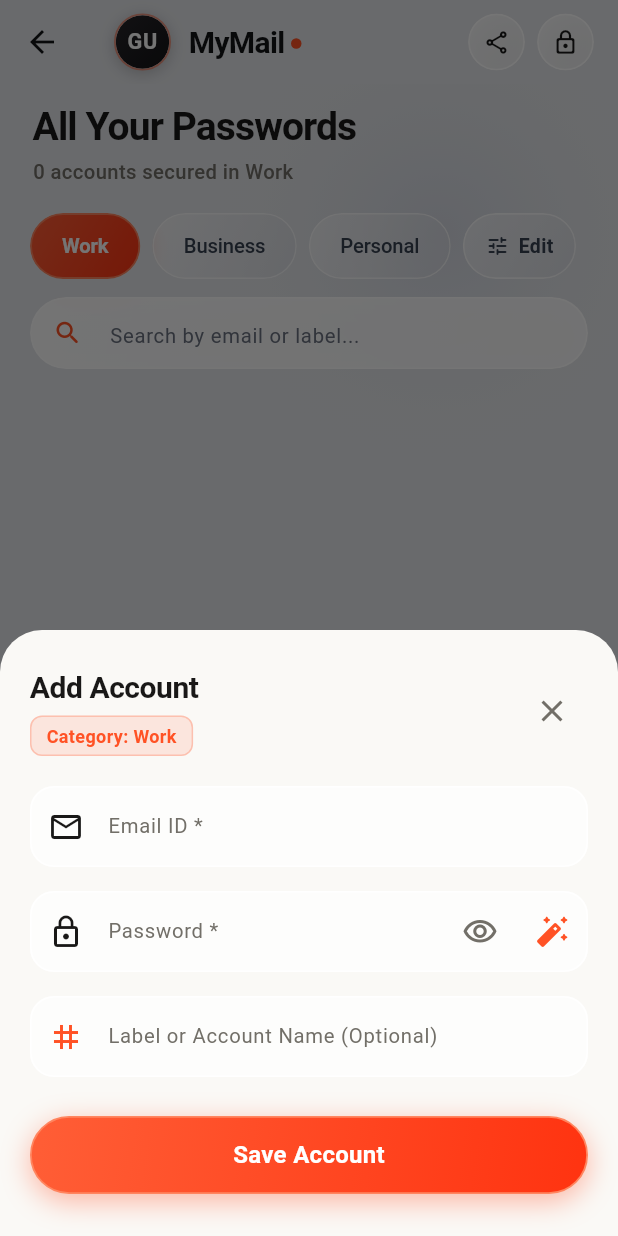
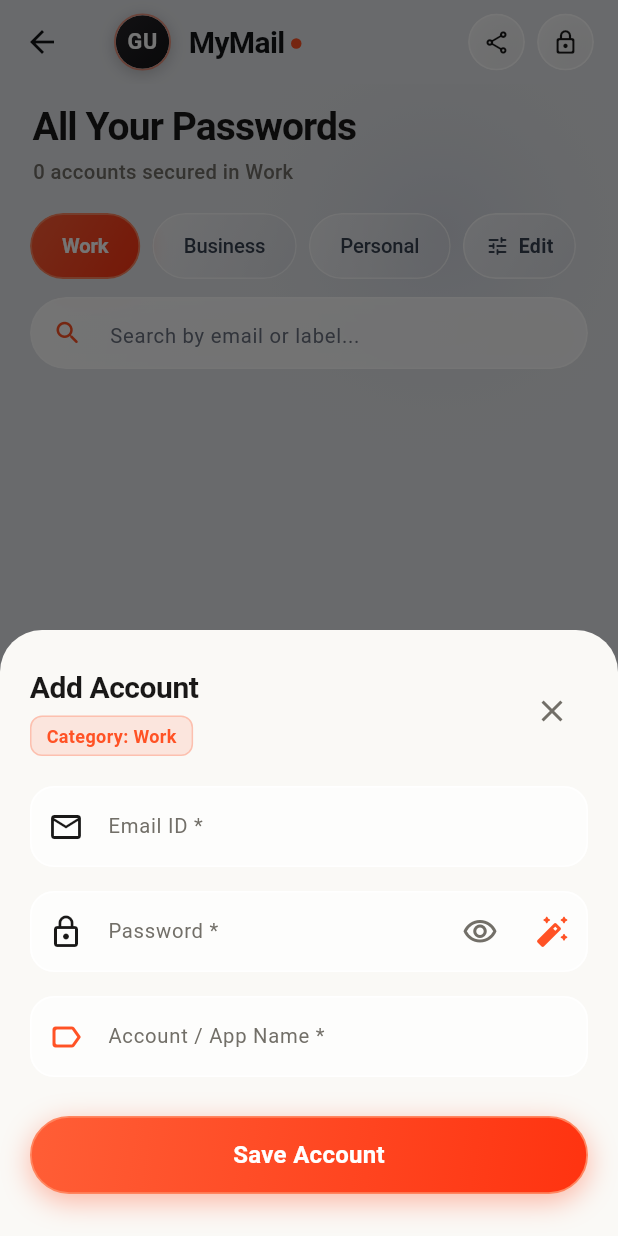
Before and after one commit to Ankith-gangadhar/MyMail, a Flutter app: the HomeScreen screen opened directly, after a tap on the "add" icon, on a phone screen of 412 x 824 dp. Run offline on Flutter 3.47's test engine with Material 3 defaults, Android fonts, the phone set to English and light mode, and no system bars; our stand-ins replace cloud_firestore, cloud_functions, file_picker, firebase_auth, firebase_core, flutter_riverpod and 5 more; missing offline and left inert: cryptography, excel; accounts and stored records are empty; network calls fail.

Commit message:
fix: derive avatar initials strictly from email and make account label compulsory

```diff
--- a/lib/presentation/screens/credential_form_sheet.dart
+++ b/lib/presentation/screens/credential_form_sheet.dart
@@ -84,12 +84,14 @@ class _CredentialFormSheetState extends ConsumerState<CredentialFormSheet> {
     final isEditing = widget.existingCredential != null;
     final now = DateTime.now().toUtc();
 
+    final label = _labelController.text.trim();
+
     final credential = isEditing
         ? widget.existingCredential!.copyWith(
             categoryId: _selectedCategoryId,
             email: _emailController.text.trim(),
             password: _passwordController.text,
-            label: _labelController.text.trim().isEmpty ? null : _labelController.text.trim(),
+            label: label,
             updatedAt: now,
           )
         : CredentialEntity(
@@ -97,7 +99,7 @@ class _CredentialFormSheetState extends ConsumerState<CredentialFormSheet> {
             categoryId: _selectedCategoryId,
             email: _emailController.text.trim(),
             password: _passwordController.text,
-            label: _labelController.text.trim().isEmpty ? null : _labelController.text.trim(),
+            label: label,
             createdAt: now,
             updatedAt: now,
             isDeleted: false,
@@ -293,15 +295,22 @@ class _CredentialFormSheetState extends ConsumerState<CredentialFormSheet> {
               ),
               const SizedBox(height: 16),
 
-              // Optional Label Input
+              // Compulsory Account / App Label Input
               TextFormField(
                 controller: _labelController,
+                textCapitalization: TextCapitalization.words,
                 style: const TextStyle(color: Color(0xFF191817)),
                 decoration: inputDecoration.copyWith(
-                  labelText: 'Label or Account Name (Optional)',
-                  hintText: 'e.g. Work Email, Personal Gmail',
-                  prefixIcon: const Icon(Icons.tag_outlined, color: Color(0xFFFF5225)),
+                  labelText: 'Account / App Name *',
+                  hintText: 'e.g. Gmail, Netflix, Work, GitHub, Amazon',
+                  prefixIcon: const Icon(Icons.label_outline_rounded, color: Color(0xFFFF5225)),
                 ),
+                validator: (val) {
+                  if (val == null || val.trim().isEmpty) {
+                    return 'Please enter an account or app name (e.g. Gmail, Netflix)';
+                  }
+                  return null;
+                },
               ),
               const SizedBox(height: 26),
 
--- a/lib/presentation/widgets/credential_card.dart
+++ b/lib/presentation/widgets/credential_card.dart
@@ -135,21 +135,18 @@ class _CredentialCardState extends State<CredentialCard>
                       children: [
                         Row(
                           children: [
-                            // Google Profile Photo or Smart Initials
+                            // Profile avatar monogram strictly derived from email address
                             GoogleProfileAvatar(
                               email: widget.credential.email,
-                              label: widget.credential.label,
                               size: 36,
                             ),
                             const SizedBox(width: 12),
 
-                            // Optional Label / Name beside avatar
+                            // Application / Account Label beside avatar
                             Expanded(
                               child: Text(
                                 (widget.credential.label != null &&
-                                        widget.credential.label!.trim().isNotEmpty &&
-                                        widget.credential.label!.trim().toLowerCase() !=
-                                            widget.credential.email.trim().toLowerCase())
+                                        widget.credential.label!.trim().isNotEmpty)
                                     ? widget.credential.label!.trim()
                                     : 'Account',
                                 style: const TextStyle(
--- a/lib/presentation/widgets/google_profile_avatar.dart
+++ b/lib/presentation/widgets/google_profile_avatar.dart
@@ -16,53 +16,54 @@ class GoogleProfileAvatar extends StatelessWidget {
     this.size = 44,
   });
 
-  /// Extracts smart 2-letter initials (e.g. "Ankith Gangadhar" -> "AG", "Project Team" -> "PT")
-  static String getInitials(String email, [String? label]) {
-    // 1. Try from label if available and descriptive
-    if (label != null && label.trim().isNotEmpty) {
-      final cleanLabel = label.trim();
-      final words = cleanLabel.split(RegExp(r'[\s._\-]+')).where((w) => w.isNotEmpty).toList();
-      if (words.length >= 2) {
-        return (words[0][0] + words[1][0]).toUpperCase();
-      }
-      // Check camelCase (e.g. "ProjectTeam")
-      final camelMatches = RegExp(r'[A-Z]').allMatches(cleanLabel).map((m) => m.group(0)!).toList();
-      if (camelMatches.length >= 2) {
-        return (camelMatches[0] + camelMatches[1]).toUpperCase();
-      }
-      if (cleanLabel.length >= 2) {
-        return cleanLabel.substring(0, 2).toUpperCase();
-      }
-    }
+  /// Extracts smart 2-letter initials strictly from the email address
+  /// (e.g. "ankithmanjesh@gmail.com" -> "AM", "ankithgangaclassic@gmail.com" -> "AG",
+  ///       "ankith.gangadhar@gmail.com" -> "AG", "stream.user@gmail.com" -> "SU")
+  /// Label is never used for avatar initials.
+  static String getInitials(String email, [String? _]) {
+    final clean = email.trim().toLowerCase();
+    final localPart = clean.contains('@') ? clean.split('@').first.trim() : clean;
+    if (localPart.isEmpty) return 'M';
 
-    // 2. Try from email address username
-    final localPart = email.split('@').first.trim();
-    if (localPart.isNotEmpty) {
-      // Check delimited by dots, dashes, underscores (e.g. ankith.gangadhar -> AG)
-      final parts = localPart.split(RegExp(r'[._\-]')).where((p) => p.isNotEmpty).toList();
+    // 1. Check delimited by dots, dashes, underscores, plus, or numbers
+    // e.g. "ankith.gangadhar@gmail.com" -> "AG", "stream.user@gmail.com" -> "SU"
+    final parts = localPart.split(RegExp(r'[._\-+0-9]+')).where((p) => p.isNotEmpty).toList();
     if (parts.length >= 2) {
       return (parts[0][0] + parts[1][0]).toUpperCase();
     }
 
-      // Check compound keywords like "ankithgangadhar"
-      final lower = localPart.toLowerCase();
-      if (lower.contains('ankith') && lower.contains('gangadhar')) {
-        return 'AG';
-      }
-
-      // Check camelCase in email
-      final camelMatches = RegExp(r'[A-Z]').allMatches(localPart).map((m) => m.group(0)!).toList();
+    // 2. Check camelCase in raw email username (e.g. "AnkithManjesh@gmail.com" -> "AM")
+    final rawLocal = email.contains('@') ? email.split('@').first.trim() : email.trim();
+    final camelMatches = RegExp(r'[A-Z]').allMatches(rawLocal).map((m) => m.group(0)!).toList();
     if (camelMatches.length >= 2) {
       return (camelMatches[0] + camelMatches[1]).toUpperCase();
     }
 
+    // 3. Smart concatenated name detection for common first-name prefixes
+    // e.g. "ankithmanjesh" -> "AM", "ankithgangaclassic" -> "AG", "johnsmith" -> "JS"
+    const commonPrefixes = [
+      'ankith', 'ankit', 'manjesh', 'gangadhar', 'ganga',
+      'rahul', 'rohit', 'varun', 'tarun', 'arun', 'john',
+      'alex', 'david', 'priya', 'sneha', 'neha', 'amit',
+      'vijay', 'ajay', 'sanjay', 'deepak', 'manoj', 'kiran',
+      'karan', 'nikhil', 'prashanth', 'prashant', 'praveen',
+      'suresh', 'ramesh', 'mahesh', 'vikram', 'aditya',
+      'siddharth', 'sid', 'sam', 'tom', 'dan', 'ben', 'chris',
+      'mike', 'steve', 'mark', 'paul', 'james', 'peter'
+    ];
+
+    for (final prefix in commonPrefixes) {
+      if (localPart.startsWith(prefix) && localPart.length > prefix.length) {
+        final remainder = localPart.substring(prefix.length);
+        return (prefix[0] + remainder[0]).toUpperCase();
+      }
+    }
+
+    // 4. Default: first 2 letters of localPart
     if (localPart.length >= 2) {
       return localPart.substring(0, 2).toUpperCase();
     }
     return localPart[0].toUpperCase();
-    }
-
-    return 'M';
   }
 
   String? get _photoUrl {
@@ -76,7 +77,7 @@ class GoogleProfileAvatar extends StatelessWidget {
 
   @override
   Widget build(BuildContext context) {
-    final initials = getInitials(email, label);
+    final initials = getInitials(email);
     final photo = _photoUrl;
 
     Widget monogramWidget = Container(
```
Also changed, not shown: 1 other file. Lines whose indentation alone changed are shown as unchanged.
